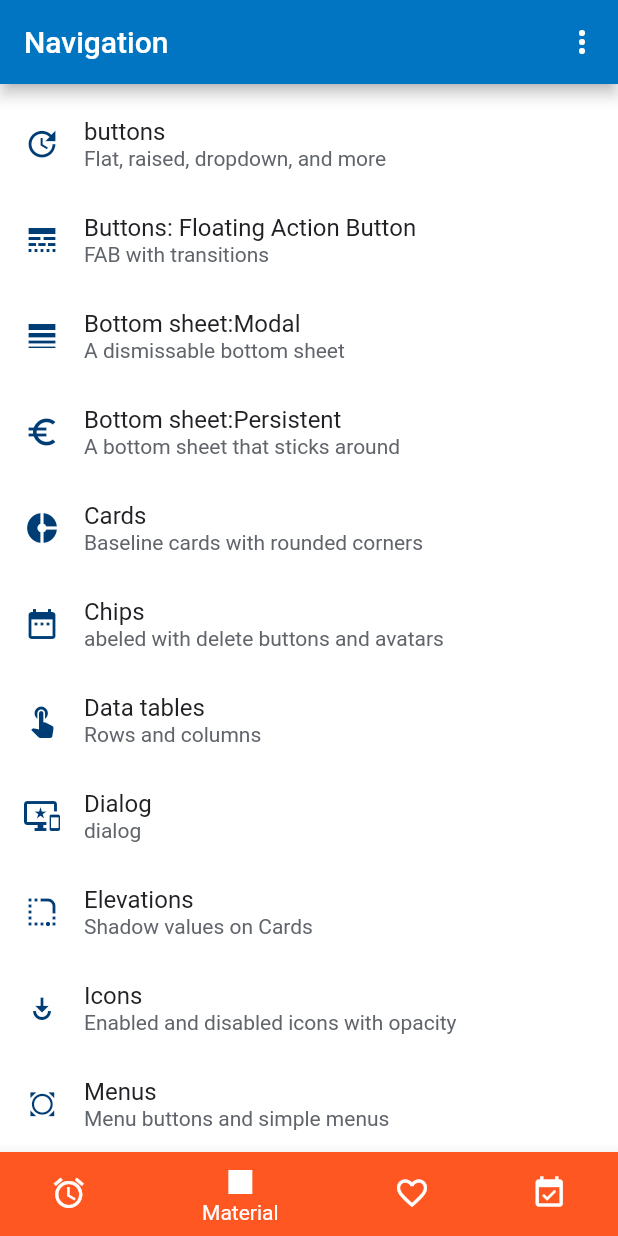
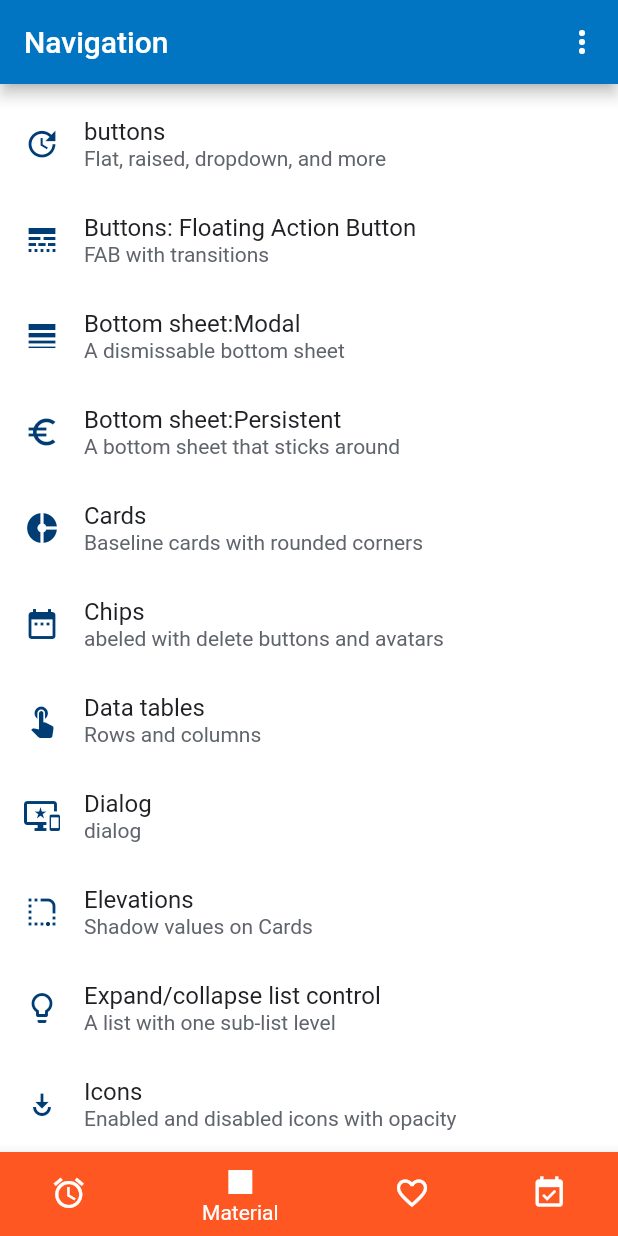
Before and after one commit to xiehui999/flutterExamples, a Flutter app: the screen it shows after launch, item 2 of the bottom bar chosen, on a phone screen of 412 x 824 dp. Run offline on Flutter 3.47's test engine with Material 2 defaults, Android fonts, the phone set to English and light mode, and no system bars; our stand-ins replace string_scanner.

```diff
--- a/lib/listItem.dart
+++ b/lib/listItem.dart
@@ -17,6 +17,7 @@ import 'material/snack_bar_demo.dart';
 import 'material/date_and_time_picker_demo.dart';
 import 'material/chip_demo.dart';
 import 'material/data_table_demo.dart';
+import 'material/two_level_list_demo.dart';
 
 enum ItemType { STYLES, MATERIAL }
 
@@ -110,6 +111,14 @@ final List<ListItem> items = <ListItem>[
     buildRoute: (BuildContext context) => ElevationDemo(),
   ),
   new ListItem(
+    title: 'Expand/collapse list control',
+    subtitle: 'A list with one sub-list level',
+    icon: Icons.lightbulb_outline,
+    itemType: ItemType.MATERIAL,
+    routeName: TwoLevelListDemo.routeName,
+    buildRoute: (BuildContext context) => TwoLevelListDemo(),
+  ),
+  new ListItem(
     title: 'Icons',
     subtitle: 'Enabled and disabled icons with opacity',
     icon: Icons.play_for_work,
```
Also changed, not shown: lib/material/two_level_list_demo.dart (added, +32 -0 lines), lib/material/expansion_panels_demo.dart (added).
